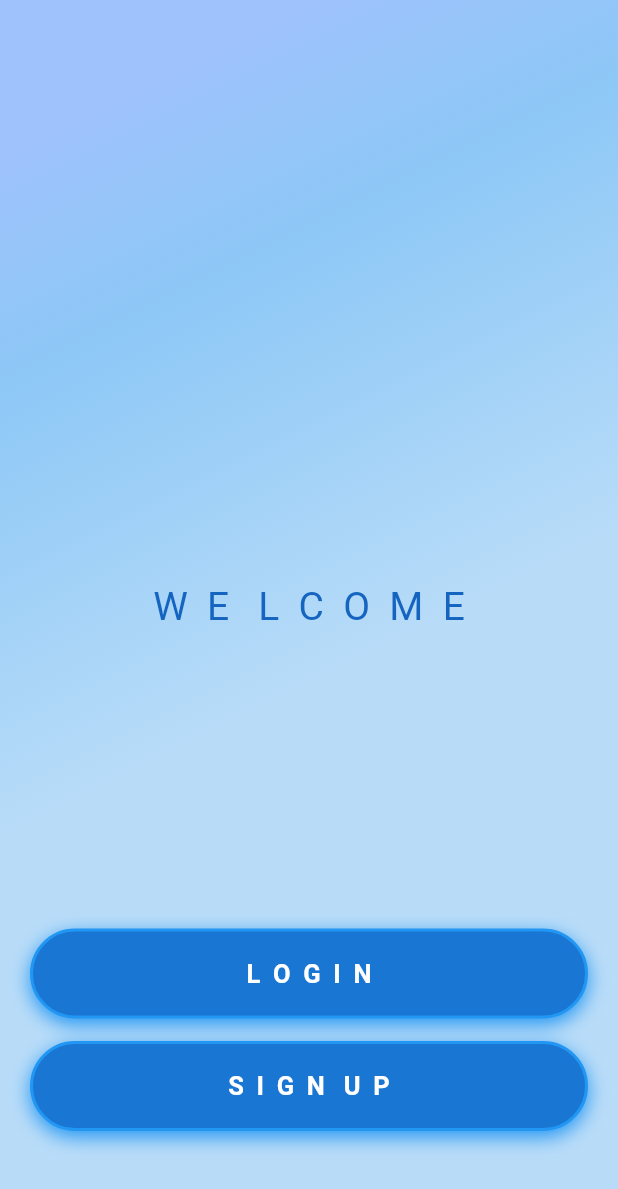
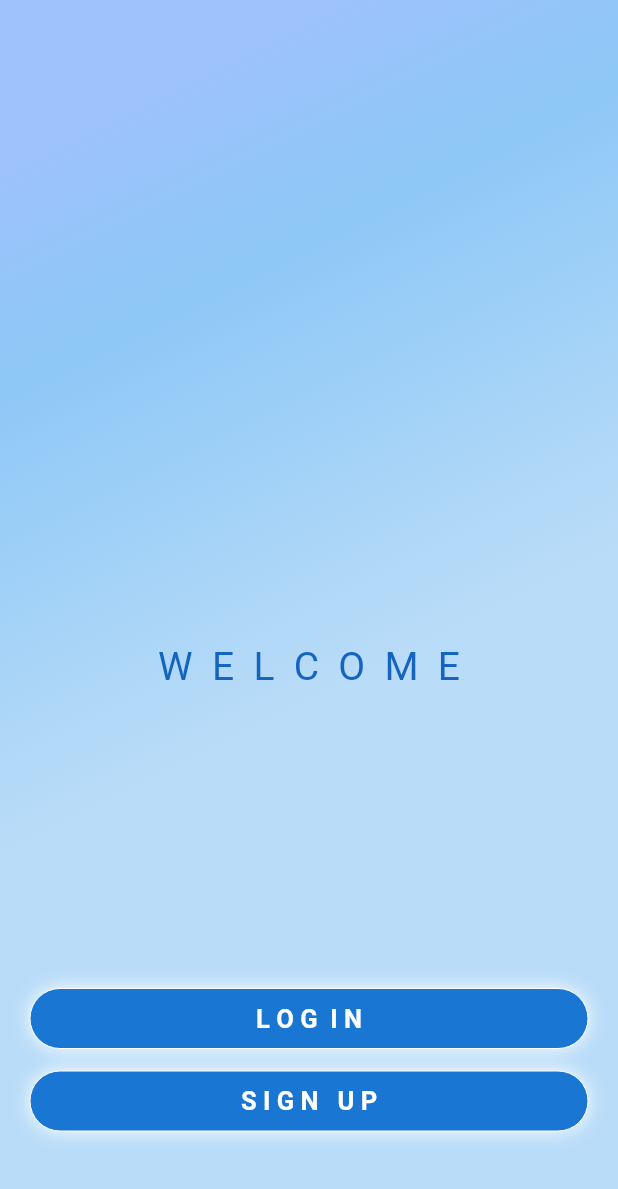
Before and after one commit to Dinh1998/DemoApp, a Flutter app: the screen it shows after launch, on a phone screen of 412 x 824 dp. Shown: the top 1189 px of the screen. Run offline on Flutter 3.47's test engine with Material 2 defaults, Android fonts, the phone set to English and light mode, and no system bars; our stand-ins replace firebase_auth, firebase_core; accounts and stored records are empty.

```diff
--- a/flutter_app/lib/mvvm/view/home_scroll/home_scroll.dart
+++ b/flutter_app/lib/mvvm/view/home_scroll/home_scroll.dart
@@ -13,7 +13,6 @@ class _ScrollTapViewState extends State<ScrollTapView> {
     GlobalKey(),
     GlobalKey(),
     GlobalKey(),
-
   ];
   List<String> nameTittle = [
     'UP',
@@ -21,7 +20,6 @@ class _ScrollTapViewState extends State<ScrollTapView> {
     'DOWN',
     'OTHER',
     'OTHER 1',
-
   ];
   late ScrollController scrollController;
   late RenderBox box;
--- a/flutter_app/lib/mvvm/view/login_screen/Login.dart
+++ b/flutter_app/lib/mvvm/view/login_screen/Login.dart
@@ -46,14 +46,16 @@ class _LoginPageState extends State<LoginPage> {
           child: Column(
             children: [
               Text(
-                'W  E   L  C  O  M  E',
+                'W  E  L  C  O  M  E',
                 style: TextStyle(color: Colors.blue.shade800, fontSize: 26),
               ),
               const SizedBox(
                 height: 200,
               ),
-              buttonCustom(
-                  textBtn: 'L  O  G  I  N',
+              SizedBox(
+                height: 40,
+                child: buttonCustom(
+                    textBtn: 'L O G  I N',
                     onTap: () {
                       Navigator.push(
                           context,
@@ -61,12 +63,16 @@ class _LoginPageState extends State<LoginPage> {
                             builder: (context) => const InPutLoginPage(),
                           ));
                     }),
+              ),
               const SizedBox(
                 height: 15,
               ),
-              buttonCustom(textBtn: 'S  I  G  N   U  P', onTap: () {
+              SizedBox(
+                height: 40,
+                child: buttonCustom(textBtn: 'S I G N   U P', onTap: () {
                   Navigator.push(context, MaterialPageRoute(builder:  (context) => const SignUpPage(),));
                 }),
+              ),
               const SizedBox(
                 height: 50,
               ),
--- a/flutter_app/lib/mvvm/view/widget/button.dart
+++ b/flutter_app/lib/mvvm/view/widget/button.dart
@@ -9,18 +9,18 @@ Widget buttonCustom({required String textBtn, required Function onTap}) {
     },
     child: Container(
       alignment: Alignment.center,
-      height: 60,
+      height: 50,
       decoration: BoxDecoration(
           boxShadow: const [
             BoxShadow(
-              color: Colors.blue,
+              color: Colors.white,
               blurRadius: 10,
-              offset: Offset(0, 4), // Shadow position
+              offset: Offset(0, 0), // Shadow position
             ),
           ],
           color: ThemeApp.blueBold,
           borderRadius: const BorderRadius.all(Radius.circular(30)),
-          border: Border.all(width: 2, color: Colors.blue)),
+          border: Border.all(width: 0, color: Colors.white)),
       child: Text(
         textBtn,
         style: ThemeApp.textStyleButton,
--- a/flutter_app/lib/mvvm/view/widget/textformfield.dart
+++ b/flutter_app/lib/mvvm/view/widget/textformfield.dart
@@ -31,7 +31,7 @@ class _TextFormFieldCustomState extends State<TextFormFieldCustom> {
           offset: Offset(0, 2), // Shadow position
         ),
       ],),
-      height: 60,
+      height: 50,
       child: TextFormField(
         controller: widget.controller,
         style: const TextStyle(color: Colors.red),
```
Also changed, not shown: flutter_app/lib/mvvm/view/home_screen/home_screen.dart (+36 -10 lines), flutter_app/lib/mvvm/view/input_login_screen/input_login.dart (+100 -16 lines). Lines whose indentation alone changed are shown as unchanged.
